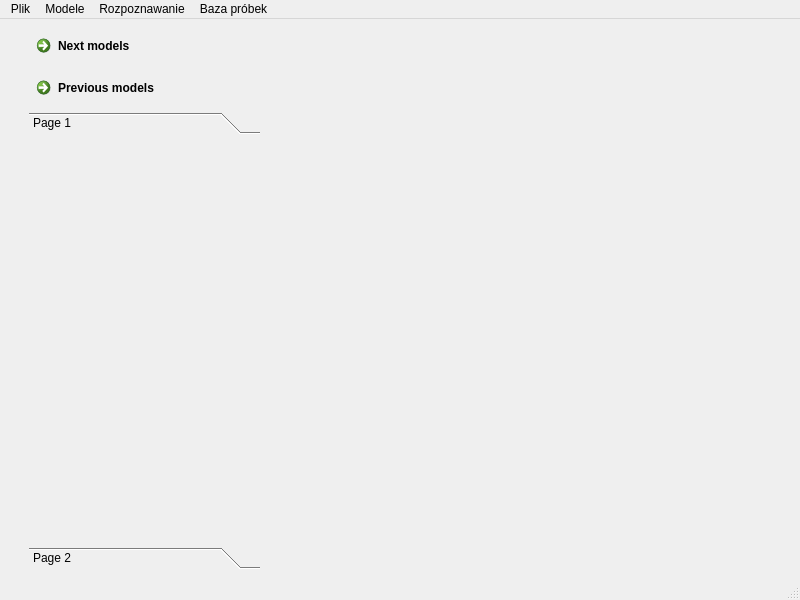
Qt form main/windows/MainWindow.ui (Erucolindo96/Native-Speaker) before a commit.
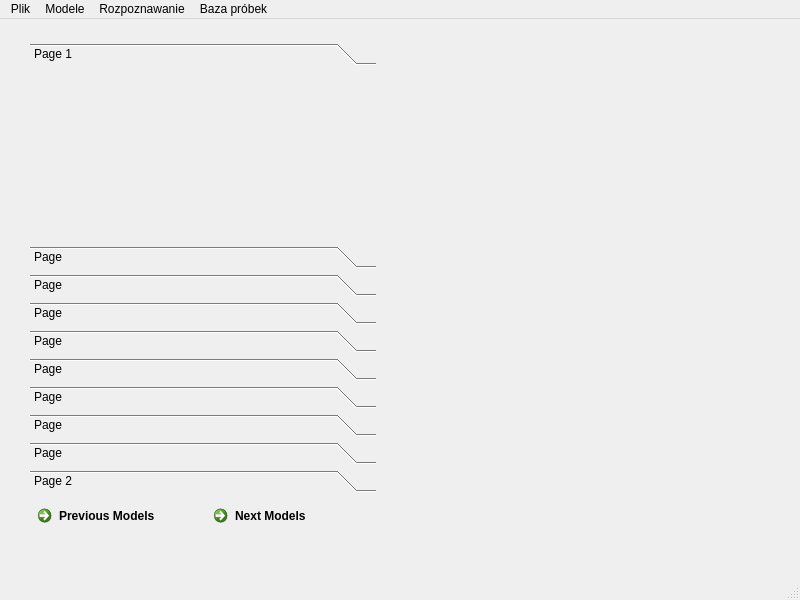
The same form after that commit. The open tabs and pages were chosen to show the change.

What changed in the file:
```diff
--- a/main/windows/MainWindow.ui
+++ b/main/windows/MainWindow.ui
@@ -17,14 +17,19 @@
    <widget class="QWidget" name="gridLayoutWidget">
     <property name="geometry">
      <rect>
-      <x>29</x>
-      <y>9</y>
-      <width>231</width>
-      <height>541</height>
+      <x>30</x>
+      <y>24</y>
+      <width>346</width>
+      <height>491</height>
      </rect>
     </property>
-    <layout class="QGridLayout" name="gridLayout">
-     <item row="2" column="0">
+    <layout class="QVBoxLayout" name="verticalLayout">
+     <item>
+      <layout class="QVBoxLayout" name="verticalLayout_3">
+       <property name="sizeConstraint">
+        <enum>QLayout::SetNoConstraint</enum>
+       </property>
+       <item>
       <widget class="QToolBox" name="toolBox">
        <property name="currentIndex">
         <number>0</number>
@@ -34,15 +39,55 @@
          <rect>
           <x>0</x>
           <y>0</y>
-          <width>229</width>
-          <height>391</height>
+            <width>342</width>
+            <height>132</height>
          </rect>
         </property>
         <attribute name="label">
          <string>Page 1</string>
         </attribute>
        </widget>
-       <widget class="QWidget" name="page_2">
+         <widget class="QWidget" name="page_12">
+          <attribute name="label">
+           <string>Page</string>
+          </attribute>
+         </widget>
+         <widget class="QWidget" name="page_11">
+          <attribute name="label">
+           <string>Page</string>
+          </attribute>
+         </widget>
+         <widget class="QWidget" name="page_10">
+          <attribute name="label">
+           <string>Page</string>
+          </attribute>
+         </widget>
+         <widget class="QWidget" name="page_9">
+          <attribute name="label">
+           <string>Page</string>
+          </attribute>
+         </widget>
+         <widget class="QWidget" name="page_8">
+          <attribute name="label">
+           <string>Page</string>
+          </attribute>
+         </widget>
+         <widget class="QWidget" name="page_7">
+          <attribute name="label">
+           <string>Page</string>
+          </attribute>
+         </widget>
+         <widget class="QWidget" name="page_6">
+          <attribute name="label">
+           <string>Page</string>
+          </attribute>
+         </widget>
+         <widget class="QWidget" name="page_5">
+          <attribute name="label">
+           <string>Page</string>
+          </attribute>
+         </widget>
+         <widget class="QWidget" name="page_4">
         <property name="geometry">
          <rect>
           <x>0</x>
@@ -58,19 +103,25 @@
        </widget>
       </widget>
      </item>
-     <item row="0" column="0">
+      </layout>
+     </item>
+     <item>
+      <layout class="QHBoxLayout" name="horizontalLayout">
+       <item>
       <widget class="QCommandLinkButton" name="commandLinkButton">
        <property name="text">
-        <string>Next models</string>
+          <string>Previous Models</string>
        </property>
       </widget>
      </item>
-     <item row="1" column="0">
+       <item>
       <widget class="QCommandLinkButton" name="commandLinkButton_2">
        <property name="text">
-        <string>Previous models</string>
-       </property>
-      </widget>
+          <string>Next Models</string>
+         </property>
+        </widget>
+       </item>
+      </layout>
      </item>
     </layout>
    </widget>
```
Left out of the diff: 26 changed lines with no effect on the pictures. Lines whose indentation alone changed are shown as unchanged.
